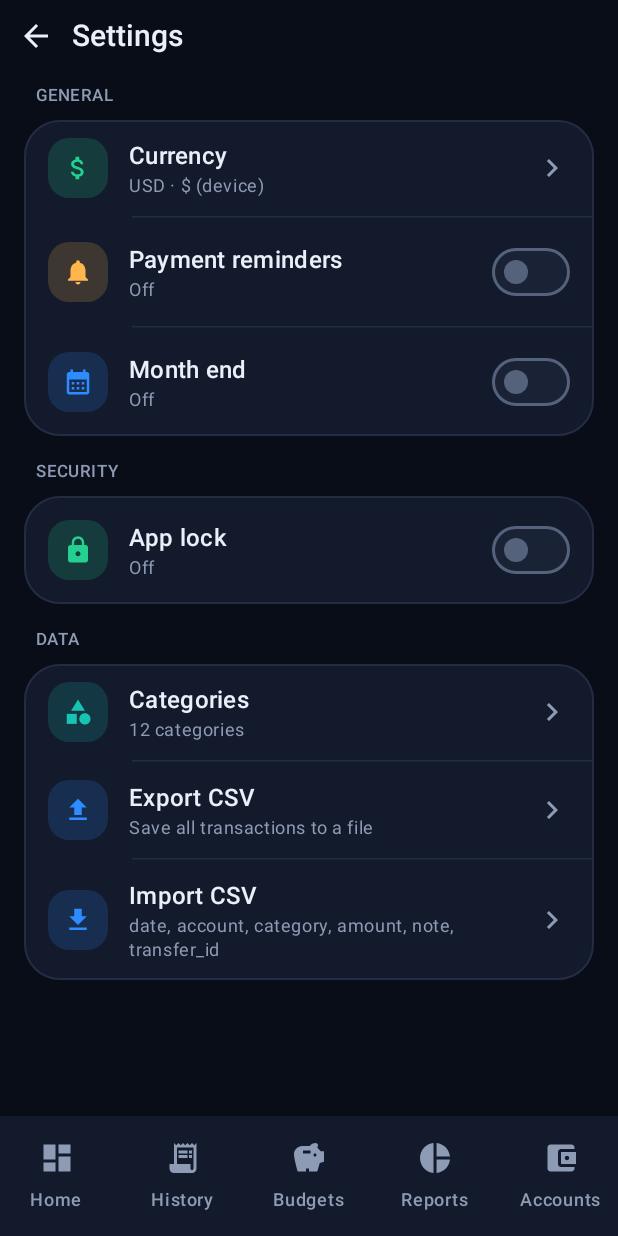
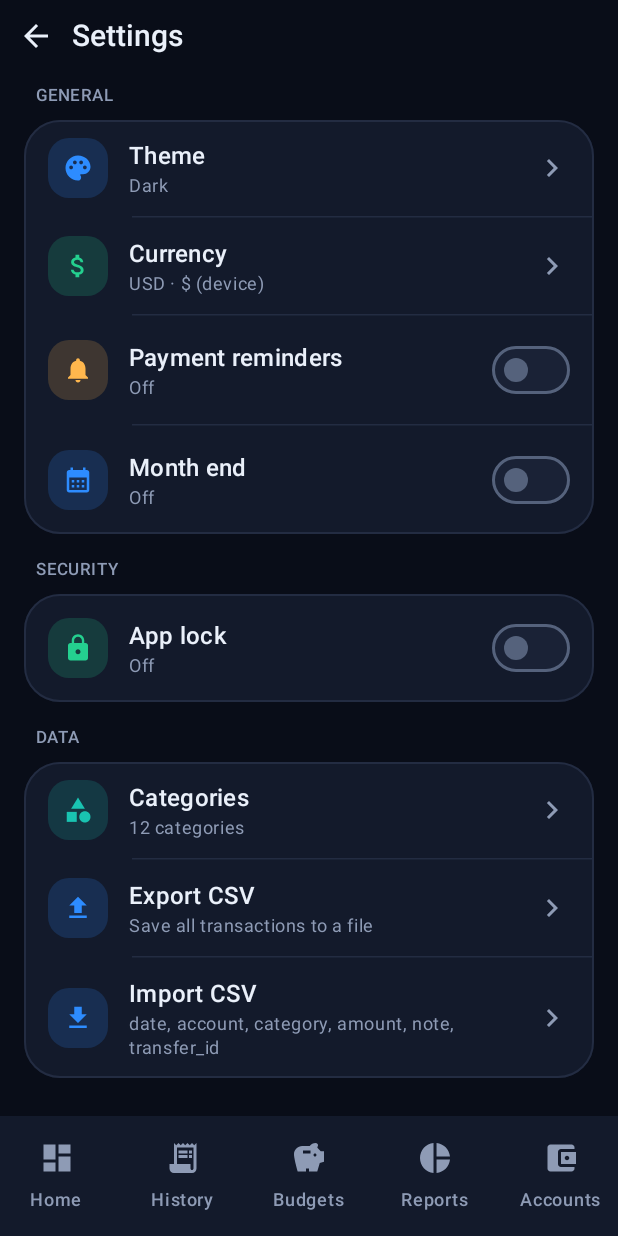
Before and after one commit to BallbeIan/SmartWallet, an Android app built with Jetpack Compose: the screen it shows after launch (MainActivity), after a tap on "Settings", on a phone screen of 412 x 824 dp. Run offline under Robolectric (Android 15) with nearby library versions, the phone set to English and light mode, and no system bars; our stand-ins replace Room's generated code.

Commit message:
Add a dark, light or automatic theme, version 1.3
Settings gains a Theme choice. Accent colors use darker shades on the
light theme, the Home hero card has a light variant, and the system bar
icons and launch background follow the theme.

Co-Authored-By: Claude Sonnet 5.5 <noreply@anthropic.com>

```diff
--- a/app/build.gradle.kts
+++ b/app/build.gradle.kts
@@ -21,8 +21,8 @@ android {
         applicationId = "app.smartwallet"
         minSdk = 26
         targetSdk = 36
-        versionCode = 3
-        versionName = "1.2"
+        versionCode = 4
+        versionName = "1.3"
     }
 
     signingConfigs {
--- a/app/src/main/java/app/smartwallet/MainActivity.kt
+++ b/app/src/main/java/app/smartwallet/MainActivity.kt
@@ -29,6 +29,12 @@ import app.smartwallet.ui.*
 
 // FragmentActivity (a ComponentActivity subclass) is what the biometric prompt needs.
 class MainActivity : FragmentActivity() {
+    private fun applySystemBars(dark: Boolean) {
+        val transparent = android.graphics.Color.TRANSPARENT
+        val style = if (dark) SystemBarStyle.dark(transparent) else SystemBarStyle.light(transparent, transparent)
+        enableEdgeToEdge(statusBarStyle = style, navigationBarStyle = style)
+    }
+
     override fun onStop() {
         super.onStop()
         AppLock.onStop()
@@ -49,8 +55,8 @@ class MainActivity : FragmentActivity() {
 
     override fun onCreate(savedInstanceState: Bundle?) {
         super.onCreate(savedInstanceState)
-        enableEdgeToEdge(statusBarStyle = SystemBarStyle.dark(android.graphics.Color.TRANSPARENT),
-            navigationBarStyle = SystemBarStyle.dark(android.graphics.Color.TRANSPARENT))
+        AppTheme.load(this)
+        applySystemBars(AppTheme.isDark)
         // Debug only: `adb shell am start ... --ez demo true` loads sample data without touching the screen.
         app.smartwallet.data.Money.load(this)
         AppLock.onCreate(this)
@@ -60,7 +66,12 @@ class MainActivity : FragmentActivity() {
             androidx.lifecycle.ViewModelProvider(this)[WalletViewModel::class.java].loadDemoData()
         }
         // While locked, the app itself is not even composed, so nothing behind the lock screen can be read or tapped.
-        setContent { WalletTheme { Surface { if (AppLock.locked) LockScreen(this@MainActivity) else WalletApp() } } }
+        setContent {
+            // Status and navigation bar icons need to flip with the theme.
+            val dark = AppTheme.isDark
+            SideEffect { applySystemBars(dark) }
+            WalletTheme { Surface { if (AppLock.locked) LockScreen(this@MainActivity) else WalletApp() } }
+        }
     }
 }
 
--- a/app/src/main/java/app/smartwallet/ui/Components.kt
+++ b/app/src/main/java/app/smartwallet/ui/Components.kt
@@ -16,7 +16,7 @@ import java.time.YearMonth
 import java.time.format.DateTimeFormatter
 import java.time.format.FormatStyle
 
-val IncomeColor = Green
+val IncomeColor: Color get() = Green
 
 fun YearMonth.label(): String = format(DateTimeFormatter.ofPattern("LLLL yyyy"))
 fun java.time.LocalDate.label(): String = format(DateTimeFormatter.ofLocalizedDate(FormatStyle.MEDIUM))
--- a/app/src/main/java/app/smartwallet/ui/HomeScreen.kt
+++ b/app/src/main/java/app/smartwallet/ui/HomeScreen.kt
@@ -118,7 +118,7 @@ fun HomeScreen(vm: WalletViewModel, go: (Int) -> Unit, openSettings: () -> Unit,
         val heroShape = MaterialTheme.shapes.large
         Column(
             Modifier.fillMaxWidth().clip(heroShape).border(1.dp, MaterialTheme.colorScheme.outlineVariant, heroShape)
-                .background(Brush.linearGradient(listOf(Color(0xFF18223A), Color(0xFF0E1425))))
+                .background(Brush.linearGradient(if (AppTheme.isDark) listOf(Color(0xFF18223A), Color(0xFF0E1425)) else listOf(Color(0xFFE4F6EE), Color(0xFFE3ECFB))))
                 .drawBehind {
                     drawCircle(Green.copy(alpha = 0.16f), size.width * 0.22f, Offset(size.width * 0.95f, size.height * 0.02f))
                     drawCircle(Blue.copy(alpha = 0.14f), size.width * 0.2f, Offset(size.width * 0.02f, size.height * 0.98f))
@@ -145,7 +145,7 @@ fun HomeScreen(vm: WalletViewModel, go: (Int) -> Unit, openSettings: () -> Unit,
                 items(accounts, key = { it.id }) { a -> Choice(a.name, selected?.id == a.id, { vm.selectedAccountId.value = a.id }) }
             }
             Column(
-                Modifier.fillMaxWidth().clip(MaterialTheme.shapes.medium).background(Color.White.copy(alpha = 0.05f))
+                Modifier.fillMaxWidth().clip(MaterialTheme.shapes.medium).background(if (AppTheme.isDark) Color.White.copy(alpha = 0.05f) else Color.White.copy(alpha = 0.7f))
                     .border(1.dp, MaterialTheme.colorScheme.outlineVariant, MaterialTheme.shapes.medium).padding(14.dp),
                 verticalArrangement = Arrangement.spacedBy(14.dp),
             ) {
--- a/app/src/main/java/app/smartwallet/ui/SettingsScreen.kt
+++ b/app/src/main/java/app/smartwallet/ui/SettingsScreen.kt
@@ -114,6 +114,7 @@ fun SettingsScreen(vm: WalletViewModel, onClose: () -> Unit) {
     var disablingLock by remember { mutableStateOf(false) }
     var pickingTimeout by remember { mutableStateOf(false) }
     val timeoutLabel = { ms: Long -> when (ms) { 0L -> "Immediately"; 60_000L -> "After 1 minute"; else -> "After ${ms / 60_000} minutes" } }
+    var pickingTheme by remember { mutableStateOf(false) }
     var pickingCurrency by remember { mutableStateOf(false) }
     var pickingLead by remember { mutableStateOf(false) }
     var pickingKeep by remember { mutableStateOf(false) }
@@ -135,6 +136,8 @@ fun SettingsScreen(vm: WalletViewModel, onClose: () -> Unit) {
                 GroupLabel("General")
                 Group {
                     val c = Money.currency()
+                    Row(Icons.Filled.Palette, Blue, "Theme", AppTheme.mode.label) { pickingTheme = true }
+                    Divider()
                     Row(Icons.Filled.AttachMoney, Green, "Currency", "${c.currencyCode} · ${c.symbol}${if (Money.code == null) " (device)" else ""}") { pickingCurrency = true }
                     Divider()
                     Row(Icons.Filled.Notifications, Amber, "Payment reminders", if (remindersOn) leadLabel(leadDays) else "Off",
@@ -282,6 +285,9 @@ fun SettingsScreen(vm: WalletViewModel, onClose: () -> Unit) {
             AppLock.clear(ctx); lockOn = false; bioOn = false; disablingLock = false
         }
     }
+    if (pickingTheme) WalletDialog("Theme", { pickingTheme = false }) {
+        ChoiceGroup(AppTheme.Mode.entries, { it == AppTheme.mode }, { it.label }) { AppTheme.set(ctx, it); pickingTheme = false }
+    }
     if (pickingTimeout) WalletDialog("Lock", { pickingTimeout = false }) {
         ChoiceGroup(listOf(0L, 60_000L, 300_000L, 900_000L), { it == timeoutMs }, timeoutLabel) { timeoutMs = it; AppLock.setTimeoutMs(ctx, it); pickingTimeout = false }
         Text("How long SmartWallet can be in the background before it asks for your PIN again.", style = MaterialTheme.typography.bodySmall,
--- a/app/src/main/java/app/smartwallet/ui/Theme.kt
+++ b/app/src/main/java/app/smartwallet/ui/Theme.kt
@@ -1,26 +1,55 @@
 package app.smartwallet.ui
 
+import android.content.Context
+import android.content.res.Configuration
 import androidx.compose.foundation.shape.RoundedCornerShape
 import androidx.compose.material3.*
 import androidx.compose.runtime.Composable
+import androidx.compose.runtime.getValue
+import androidx.compose.runtime.mutableStateOf
+import androidx.compose.runtime.setValue
 import androidx.compose.ui.graphics.Color
 import androidx.compose.ui.text.TextStyle
 import androidx.compose.ui.text.font.FontWeight
 import androidx.compose.ui.unit.dp
 import androidx.compose.ui.unit.sp
 
-val Green = Color(0xFF24D08F)
-val Amber = Color(0xFFFFB74D)
-val Expense = Color(0xFFFF5C7A)
-val Blue = Color(0xFF2D8CFF)
-val Teal = Color(0xFF19C3B1)
+/** Dark, light, or follow the phone. Compose state, so changing it redraws the whole app. */
+object AppTheme {
+    enum class Mode(val label: String) { SYSTEM("Same as phone"), LIGHT("Light"), DARK("Dark") }
+
+    var mode by mutableStateOf(Mode.DARK)
+        private set
+    private var systemDark by mutableStateOf(true)
+
+    val isDark: Boolean get() = when (mode) { Mode.SYSTEM -> systemDark; Mode.LIGHT -> false; Mode.DARK -> true }
+
+    fun load(c: Context) {
+        mode = c.getSharedPreferences("settings", Context.MODE_PRIVATE).getString("theme", null)
+            ?.let { name -> Mode.entries.firstOrNull { it.name == name } } ?: Mode.DARK
+        systemDark = (c.resources.configuration.uiMode and Configuration.UI_MODE_NIGHT_MASK) == Configuration.UI_MODE_NIGHT_YES
+    }
+
+    fun set(c: Context, m: Mode) {
+        c.getSharedPreferences("settings", Context.MODE_PRIVATE).edit().putString("theme", m.name).apply()
+        mode = m
+    }
+}
+
+// Accent colours need a darker shade on a light background to stay readable. These read the theme state, so they update live.
+val Green: Color get() = if (AppTheme.isDark) Color(0xFF24D08F) else Color(0xFF0B9B69)
+val Amber: Color get() = if (AppTheme.isDark) Color(0xFFFFB74D) else Color(0xFFC77700)
+val Expense: Color get() = if (AppTheme.isDark) Color(0xFFFF5C7A) else Color(0xFFD6254B)
+val Blue: Color get() = if (AppTheme.isDark) Color(0xFF2D8CFF) else Color(0xFF1B6FE0)
+val Teal: Color get() = if (AppTheme.isDark) Color(0xFF19C3B1) else Color(0xFF0C9A8E)
+
 private val Bg = Color(0xFF090D18)
 private val Panel = Color(0xFF131A2B)
 private val PanelHigh = Color(0xFF1A2236)
 private val Line = Color(0xFF232C42)
 
-private val Scheme = darkColorScheme(
-    primary = Green, onPrimary = Color(0xFF003919),
+private val DarkScheme = darkColorScheme(
+    primary = Color(0xFF24D08F), onPrimary = Color(0xFF003919),
     primaryContainer = Color(0xFF123B38), onPrimaryContainer = Color(0xFF9FF0CF),
     secondaryContainer = Color(0xFF1A2236), onSecondaryContainer = Color(0xFFE3EAF6),
     background = Bg, onBackground = Color(0xFFEAF0FA),
@@ -29,7 +58,20 @@ private val Scheme = darkColorScheme(
     surfaceContainerLowest = Bg, surfaceContainerLow = Panel, surfaceContainer = Panel,
     surfaceContainerHigh = PanelHigh, surfaceContainerHighest = PanelHigh,
     outline = Color(0xFF55627C), outlineVariant = Line,
-    error = Expense, onError = Color(0xFF3B0A0A),
+    error = Color(0xFFFF5C7A), onError = Color(0xFF3B0A0A),
+)
+
+private val LightScheme = lightColorScheme(
+    primary = Color(0xFF0B9B69), onPrimary = Color.White,
+    primaryContainer = Color(0xFFD3F4E5), onPrimaryContainer = Color(0xFF053D2B),
+    secondaryContainer = Color(0xFFE3E9F4), onSecondaryContainer = Color(0xFF16213A),
+    background = Color(0xFFF5F7FB), onBackground = Color(0xFF0F172A),
+    surface = Color(0xFFF5F7FB), onSurface = Color(0xFF0F172A),
+    surfaceVariant = Color(0xFFE8EDF5), onSurfaceVariant = Color(0xFF55627C),
+    surfaceContainerLowest = Color.White, surfaceContainerLow = Color.White, surfaceContainer = Color.White,
+    surfaceContainerHigh = Color(0xFFEDF1F8), surfaceContainerHighest = Color(0xFFEDF1F8),
+    outline = Color(0xFF8793A8), outlineVariant = Color(0xFFDCE3EE),
+    error = Color(0xFFD6254B), onError = Color.White,
 )
 
 private val Base = Typography()
@@ -50,7 +92,7 @@ val Num = TextStyle(fontFeatureSettings = "tnum")
 @Composable
 fun WalletTheme(content: @Composable () -> Unit) {
     MaterialTheme(
-        colorScheme = Scheme,
+        colorScheme = if (AppTheme.isDark) DarkScheme else LightScheme,
         typography = Type,
         shapes = Shapes(
             extraSmall = RoundedCornerShape(6.dp), small = RoundedCornerShape(12.dp),
--- /dev/null
+++ b/app/src/main/res/values-night/colors.xml
@@ -0,0 +1,3 @@
+<resources>
+    <color name="window_bg">#090D18</color>
+</resources>
--- a/app/src/main/res/values/colors.xml
+++ b/app/src/main/res/values/colors.xml
@@ -1,3 +1,3 @@
 <resources>
-    <color name="window_bg">#090D18</color>
+    <color name="window_bg">#F5F7FB</color>
 </resources>
```
Also changed, not shown: 1 other file.
